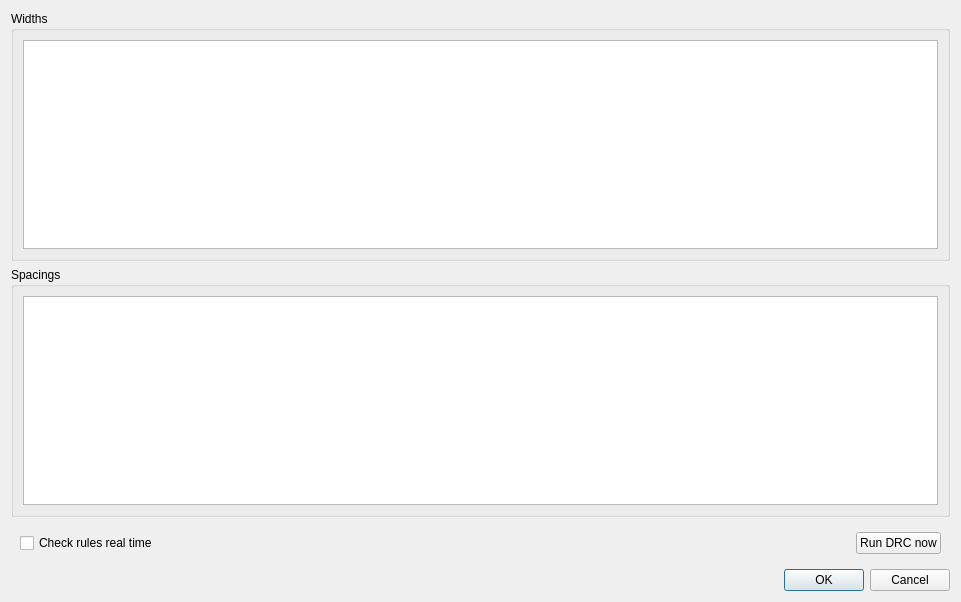
The window that qlayout/drcsettings.ui (libresilicon/qtflow) describes before a commit, drawn with Qt 5.
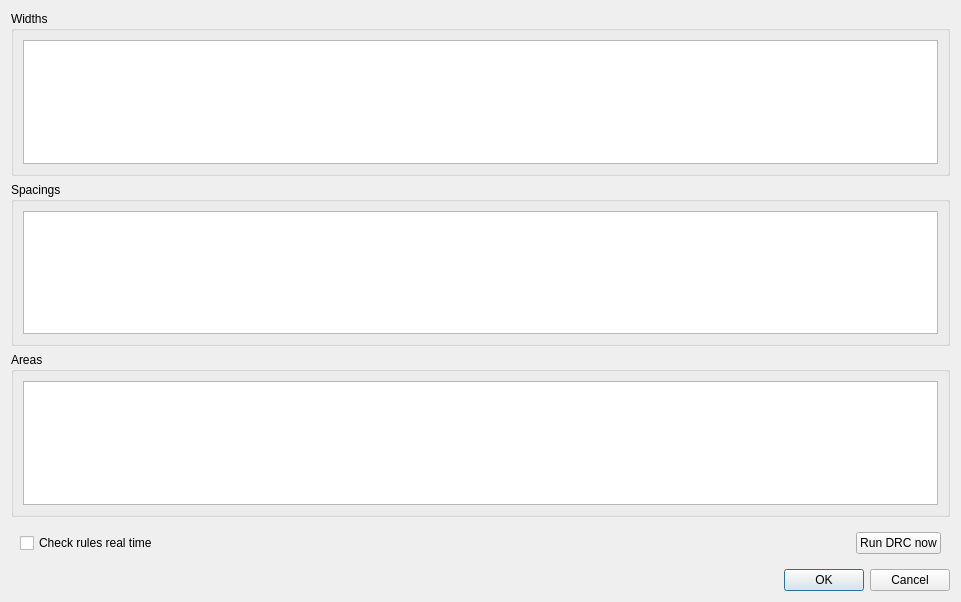
The same window after the commit.

Diff of the .ui file:
```diff
--- a/qlayout/drcsettings.ui
+++ b/qlayout/drcsettings.ui
@@ -38,6 +38,18 @@
      </layout>
     </widget>
    </item>
+   <item>
+    <widget class="QGroupBox" name="groupBox_3">
+     <property name="title">
+      <string>Areas</string>
+     </property>
+     <layout class="QHBoxLayout" name="horizontalLayout_4">
+      <item>
+       <widget class="QTableWidget" name="tableAreas"/>
+      </item>
+     </layout>
+    </widget>
+   </item>
    <item>
     <widget class="QWidget" name="widget" native="true">
      <layout class="QHBoxLayout" name="horizontalLayout_3">
```
Left out of the diff: 37 changed lines with no effect on the pictures.
